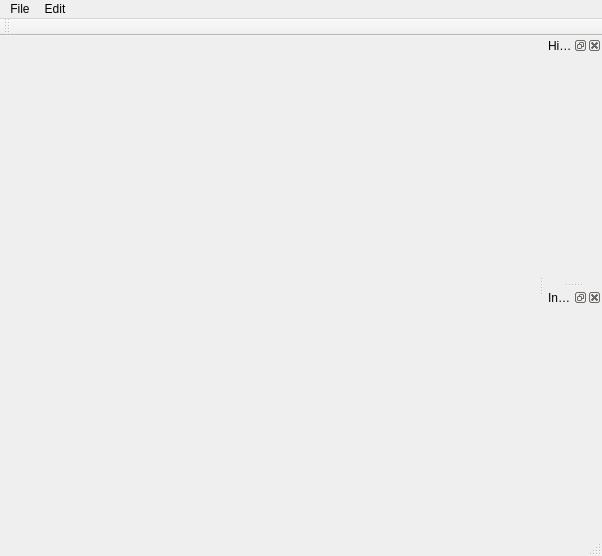
The window that JopeEditor/mainwindow.ui (PatatesIDracs/Colorines-Programming) describes before a commit, drawn with Qt 5.
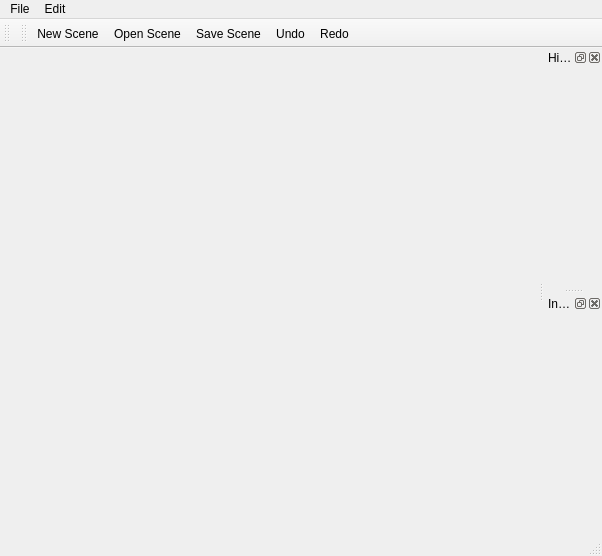
The same window after the commit. Icons and pictures are not drawn.

Commit message: ToolBar Icons added

The edit to the form file:
```diff
--- a/JopeEditor/mainwindow.ui
+++ b/JopeEditor/mainwindow.ui
@@ -70,9 +70,28 @@
    </attribute>
    <widget class="QWidget" name="dockWidgetContents_2"/>
   </widget>
+  <widget class="QToolBar" name="toolBar">
+   <property name="windowTitle">
+    <string>toolBar</string>
+   </property>
+   <attribute name="toolBarArea">
+    <enum>TopToolBarArea</enum>
+   </attribute>
+   <attribute name="toolBarBreak">
+    <bool>false</bool>
+   </attribute>
+   <addaction name="actionCreate_new_scene"/>
+   <addaction name="actionOpen_File"/>
+   <addaction name="actionSave_Scene"/>
+   <addaction name="actionUndo"/>
+   <addaction name="actionRedo"/>
+  </widget>
   <action name="actionCreate_new_scene">
    <property name="text">
-    <string>Create new scene</string>
+    <string>New Scene</string>
+   </property>
+   <property name="toolTip">
+    <string>new_scene</string>
    </property>
   </action>
   <action name="actionOpen_File">
```
Left out of the diff: 24 changed lines with no effect on the pictures. The commit also changes 9 other files.
